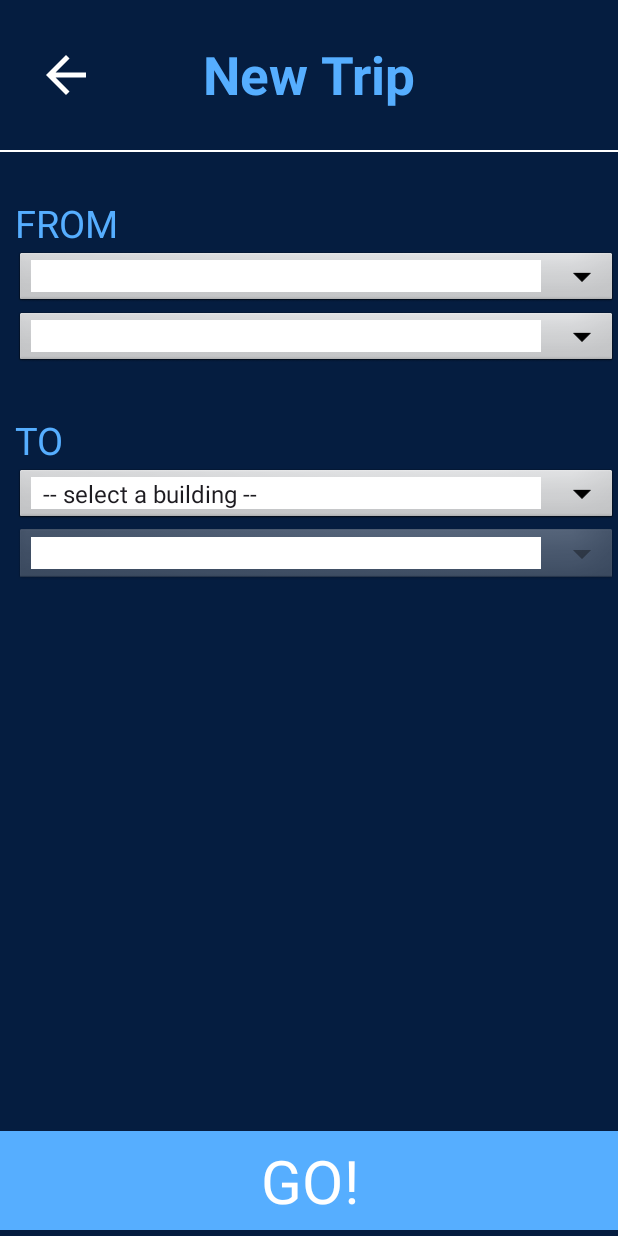
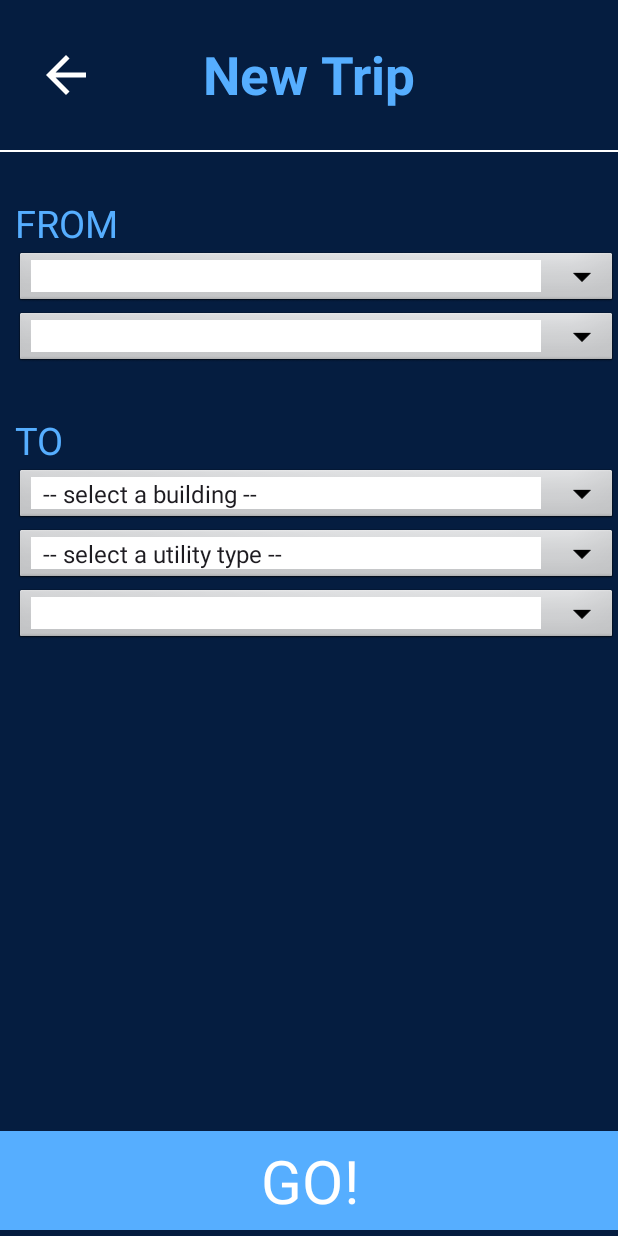
Before and after one commit to diegoac2/accessimap, an Android app: the NewTripActivity screen opened directly, with no data from a screen before it, on a phone screen of 412 x 824 dp. Run offline under Robolectric (Android 15) with nearby library versions, the light colour scheme and no system bars; Roboto replaces fonts that are not available here.

Commit message:
Added third spinner

```diff
--- a/app/src/main/java/edu/illinois/cs465/accessimap/NewTripActivity.java
+++ b/app/src/main/java/edu/illinois/cs465/accessimap/NewTripActivity.java
@@ -22,6 +22,7 @@
     private Spinner roomSpinnerFrom;
     private Spinner buildingSpinnerTo;
     private Spinner roomSpinnerTo;
+    private Spinner utilitySpinnerTo;
 
     // Map to store room options based on the selected building
     private Map<String, List<String>> buildingRoomMap;
@@ -50,10 +51,11 @@
             textView.setVisibility(View.GONE);
             radioGroup.setVisibility(View.GONE);
         }
-//        buildingSpinnerFrom = findViewById(R.id.building_spinner_from);
-//        roomSpinnerFrom = findViewById(R.id.room_spinner_from);
+        buildingSpinnerFrom = findViewById(R.id.building_spinner_from);
+        roomSpinnerFrom = findViewById(R.id.room_spinner_from);
         buildingSpinnerTo = findViewById(R.id.building_spinner_to);
         roomSpinnerTo = findViewById(R.id.room_spinner_to);
+        utilitySpinnerTo = findViewById(R.id.utility_spinner_to);
 
         // Initialize the buildingRoomMap
         buildingRoomMap = new HashMap<>();
@@ -64,30 +66,10 @@
         // TODO: We will probably not have a building to building navigation
 //        setUpBuildingSpinner(buildingSpinnerFrom);
         setUpBuildingSpinner(buildingSpinnerTo);
+        setUpUtilitySpinner(utilitySpinnerTo);
 
 //        setUpRoomSpinner(roomSpinnerFrom, buildingSpinnerFrom);
         setUpRoomSpinner(roomSpinnerTo, buildingSpinnerTo);
-
-
-        // Assuming you have an array or list of buildings and rooms
-//        String[] buildings = {"Building X", "Building Y"};
-//        String[] rooms = {"Room A", "Room B", "Room C"};
-
-        // Create ArrayAdapter for buildings
-//        ArrayAdapter<String> buildingAdapter = new ArrayAdapter<>(this, android.R.layout.simple_spinner_item, buildings);
-//        buildingAdapter.setDropDownViewResource(android.R.layout.simple_spinner_dropdown_item);
-
-        // Set the ArrayAdapter for building Spinners
-//        buildingSpinnerFrom.setAdapter(buildingAdapter);
-//        buildingSpinnerTo.setAdapter(buildingAdapter);
-
-        // Create ArrayAdapter for rooms
-//        ArrayAdapter<String> roomAdapter = new ArrayAdapter<>(this, android.R.layout.simple_spinner_item, rooms);
-//        roomAdapter.setDropDownViewResource(android.R.layout.simple_spinner_dropdown_item);
-
-        // Set the ArrayAdapter for room Spinners
-//        roomSpinnerFrom.setAdapter(roomAdapter);
-//        roomSpinnerTo.setAdapter(roomAdapter);
 
     }
     private void setUpBuildingSpinner(Spinner spinner) {
@@ -106,10 +88,7 @@
         spinner.setOnItemSelectedListener(new AdapterView.OnItemSelectedListener() {
             @Override
             public void onItemSelected(AdapterView<?> parentView, View selectedItemView, int position, long id) {
-                String selectedBuilding = (String) parentView.getItemAtPosition(position);
 
-                // Update room options based on the selected building
-                updateRoomOptions(selectedBuilding, spinner);
             }
 
             @Override
@@ -118,7 +97,6 @@
             }
         });
     }
-
     private void setUpRoomSpinner(Spinner roomSpinner, Spinner buildingSpinner) {
         // Set up room Spinner with an empty list initially
         ArrayAdapter<String> roomAdapter = new ArrayAdapter<>(this, android.R.layout.simple_spinner_item, new ArrayList<>());
@@ -140,13 +118,11 @@
         });
 
         // Set item selected listener for building Spinner
-        buildingSpinner.setOnItemSelectedListener(new AdapterView.OnItemSelectedListener() {
+        utilitySpinnerTo.setOnItemSelectedListener(new AdapterView.OnItemSelectedListener() {
             @Override
             public void onItemSelected(AdapterView<?> parentView, View selectedItemView, int position, long id) {
-                String selectedBuilding = (String) parentView.getItemAtPosition(position);
-
-                // Update room options based on the selected building
-                updateRoomOptions(selectedBuilding, roomSpinner);
+                String selectedBuilding = buildingSpinnerTo.getSelectedItem().toString();
+                updateRoomOptions(selectedBuilding, roomSpinnerTo, utilitySpinnerTo);
             }
 
             @Override
@@ -154,11 +130,25 @@
                 // Do nothing here
             }
         });
+
     }
 
-    private void updateRoomOptions(String selectedBuilding, Spinner roomSpinner) {
-        // Update room options based on the selected building
-        List<String> roomOptions = buildingRoomMap.get(selectedBuilding);
+    private void updateRoomOptions(String selectedBuilding, Spinner roomSpinner, Spinner utilitySpinner) {
+        String selectedUtility = utilitySpinner.getSelectedItem().toString();
+
+        List<String> roomOptions;
+
+        // Update room options based on the selected utility type
+        if ("Room".equals(selectedUtility)) {
+            roomOptions = buildingRoomMap.get(selectedBuilding);
+        } else if ("Restroom".equals(selectedUtility)) {
+            // Implement logic for restroom options
+            roomOptions = generateRestroomOptions();
+        } else {
+            // Handle other utility types if needed
+            roomOptions = new ArrayList<>();
+        }
+
         ArrayAdapter<String> roomAdapter = (ArrayAdapter<String>) roomSpinner.getAdapter();
         if (roomOptions != null) {
             roomAdapter.clear();
@@ -166,13 +156,20 @@
             roomAdapter.notifyDataSetChanged();
             roomSpinner.setEnabled(true);
         } else {
-            // Handle the case where roomOptions is null (optional)
-            // You might want to set roomSpinner to a default state or log an error.
             roomAdapter.clear();
             roomAdapter.notifyDataSetChanged();
             roomSpinner.setEnabled(false);
         }
     }
+
+    private List<String> generateRestroomOptions() {
+        // Implement logic to generate restroom options
+        List<String> restrooms = new ArrayList<>();
+        restrooms.add("Restroom 1");
+        // Add other restroom options as needed
+        return restrooms;
+    }
+
     private List<String> generateBuildingOptions() {
         List<String> buildings = new ArrayList<>();
         buildings.add("-- select a building --");
@@ -184,9 +181,9 @@
     private List<String> generateRoomOptionsForBuildingX() {
         // TODO: Add your logic to generate room options for Building X
         List<String> rooms = new ArrayList<>();
-//        rooms.add("Room X1");
-//        rooms.add("Room X2");
-//        rooms.add("Room X3");
+        rooms.add("Room X1");
+        rooms.add("Room X2");
+        rooms.add("Room X3");
         return rooms;
     }
 
@@ -195,18 +192,49 @@
         List<String> rooms = new ArrayList<>();
         rooms.add("Amphitheater");
         rooms.add("Sunrise Studio 1040");
-        rooms.add("Restroom");
         return rooms;
     }
     public void accessHomeScreen(View view) {
         finish();
     }
 
+    private void setUpUtilitySpinner(Spinner spinner) {
+        // Create ArrayAdapter for utility types
+        ArrayAdapter<String> utilityAdapter = new ArrayAdapter<>(this, android.R.layout.simple_spinner_item,
+                generateUtilityOptions());
+        utilityAdapter.setDropDownViewResource(android.R.layout.simple_spinner_dropdown_item);
+
+        // Set the ArrayAdapter for utility Spinners
+        spinner.setAdapter(utilityAdapter);
+
+        // Set initial selection to "Select a utility type"
+        spinner.setSelection(utilityAdapter.getPosition("-- select a utility type --"));
+
+        // Set item selected listener for utility Spinners
+        utilitySpinnerTo.setOnItemSelectedListener(new AdapterView.OnItemSelectedListener() {
+            @Override
+            public void onItemSelected(AdapterView<?> parentView, View selectedItemView, int position, long id) {
+                String selectedBuilding = buildingSpinnerTo.getSelectedItem().toString();
+                updateRoomOptions(selectedBuilding, roomSpinnerTo, utilitySpinnerTo);
+            }
+
+            @Override
+            public void onNothingSelected(AdapterView<?> parentView) {
+                // Do nothing here
+            }
+        });
+
+    }
+
+    private List<String> generateUtilityOptions() {
+        List<String> utilityTypes = new ArrayList<>();
+        utilityTypes.add("-- select a utility type --");
+        utilityTypes.add("Room");
+        utilityTypes.add("Restroom");
+        return utilityTypes;
+    }
     // TODO - fix button linking to according nav page
     public void openIndoorNav(View view) {
-        // Retrieve the selected building and room from Spinners
-//        String selectedBuildingFrom = buildingSpinnerFrom.getSelectedItem().toString();
-//        String selectedRoomFrom = roomSpinnerFrom.getSelectedItem().toString();
         String selectedBuildingTo = buildingSpinnerTo.getSelectedItem().toString();
         String selectedRoomTo = roomSpinnerTo.getSelectedItem().toString();
 
@@ -214,8 +242,6 @@
         Intent intent = new Intent(NewTripActivity.this, IndoorNavActivity.class);
 
         // Pass the selected items as extras in the intent
-//        intent.putExtra("SELECTED_BUILDING_FROM", selectedBuildingFrom);
-//        intent.putExtra("SELECTED_ROOM_FROM", selectedRoomFrom);
         intent.putExtra("SELECTED_BUILDING_TO", selectedBuildingTo);
         intent.putExtra("SELECTED_ROOM_TO", selectedRoomTo);
 
@@ -223,5 +249,4 @@
         startActivity(intent);
     }
 
-
 }
--- a/app/src/main/res/layout/activity_new_trip.xml
+++ b/app/src/main/res/layout/activity_new_trip.xml
@@ -82,6 +82,15 @@
         </Spinner>
 
         <Spinner
+            android:id="@+id/utility_spinner_to"
+            style="@style/AutoCompleteText"
+            android:background="@drawable/spinner_background"
+            android:layout_width="match_parent"
+            android:layout_height="40sp"
+            android:prompt="@string/enter_utility_type">
+        </Spinner>
+
+        <Spinner
             android:id="@+id/room_spinner_to"
             style="@style/AutoCompleteText"
             android:background="@drawable/spinner_background"
--- a/app/src/main/res/values/strings.xml
+++ b/app/src/main/res/values/strings.xml
@@ -21,4 +21,5 @@
     <string name="route_ramps">Route with Ramps</string>
     <string name="route_elevators">Route with Elevators</string>
     <string name="title_activity_outdoor_navigation">OutdoorNavigationActivity</string>
+    <string name="enter_utility_type">Enter Utility Type</string>
 </resources>
```
